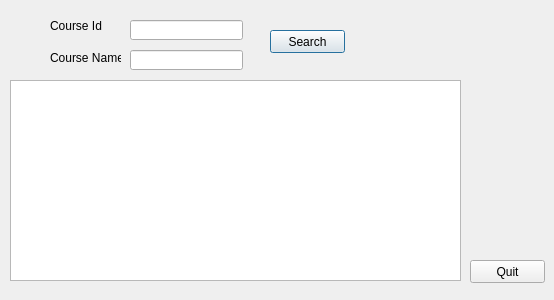
Old version of the form selectcourse.ui in the repository awmleer/grade-management.
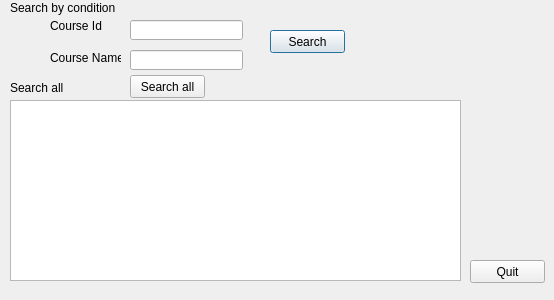
New version of the form.

Commit message: add show all function

Diff of the .ui file:
```diff
--- a/selectcourse.ui
+++ b/selectcourse.ui
@@ -63,9 +63,9 @@
    <property name="geometry">
     <rect>
      <x>10</x>
-     <y>80</y>
+     <y>100</y>
      <width>451</width>
-     <height>201</height>
+     <height>181</height>
     </rect>
    </property>
   </widget>
@@ -95,6 +95,45 @@
     <string>Quit</string>
    </property>
   </widget>
+  <widget class="QPushButton" name="pushButton_3">
+   <property name="geometry">
+    <rect>
+     <x>130</x>
+     <y>75</y>
+     <width>75</width>
+     <height>23</height>
+    </rect>
+   </property>
+   <property name="text">
+    <string>Search all</string>
+   </property>
+  </widget>
+  <widget class="QLabel" name="label_3">
+   <property name="geometry">
+    <rect>
+     <x>10</x>
+     <y>0</y>
+     <width>131</width>
+     <height>16</height>
+    </rect>
+   </property>
+   <property name="text">
+    <string>Search by condition</string>
+   </property>
+  </widget>
+  <widget class="QLabel" name="label_4">
+   <property name="geometry">
+    <rect>
+     <x>10</x>
+     <y>80</y>
+     <width>71</width>
+     <height>16</height>
+    </rect>
+   </property>
+   <property name="text">
+    <string>Search all</string>
+   </property>
+  </widget>
  </widget>
  <resources/>
  <connections/>
```
The commit also changes 2 other files.
